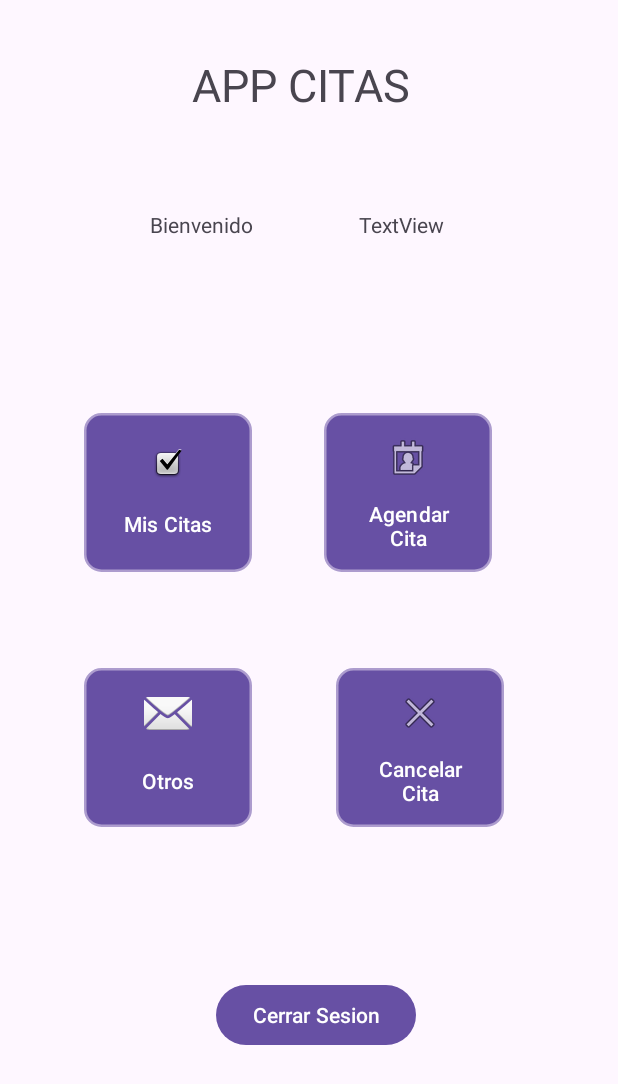
After one commit to juanmanuelst/app_clinica, an Android app: the layout activity_principal.xml on its own in the app's theme, with its tools: preview values and no code run, on a phone screen of 412 x 824 dp. The commit adds this screen. Shown: the top 1084 px of the screen. Run offline under Robolectric (Android 15) with nearby library versions, the phone set to English and light mode, and no system bars.

```diff
--- a/app/src/main/AndroidManifest.xml
+++ b/app/src/main/AndroidManifest.xml
@@ -2,7 +2,7 @@
 <manifest xmlns:android="http://schemas.android.com/apk/res/android"
     xmlns:tools="http://schemas.android.com/tools">
 
-    <uses-permission android:name="android.permission.INTERNET"/>
+    <uses-permission android:name="android.permission.INTERNET" />
 
     <application
         android:allowBackup="true"
@@ -15,6 +15,9 @@
         android:theme="@style/Theme.App_citaclinica"
         android:usesCleartextTraffic="true"
         tools:targetApi="31">
+        <activity
+            android:name=".PrincipalActivity"
+            android:exported="false" />
         <activity
             android:name=".RegistroActivity"
             android:exported="false" />
--- a/app/src/main/java/com/upn/app_citaclinica/WebService.kt
+++ b/app/src/main/java/com/upn/app_citaclinica/WebService.kt
@@ -7,6 +7,7 @@ import retrofit2.converter.gson.GsonConverterFactory
 import retrofit2.http.Body
 import retrofit2.http.GET
 import retrofit2.http.POST
+import retrofit2.http.Path
 
 object AppConstantes {
     const val BASE_URL = "http://192.168.56.1:3000"
@@ -18,6 +19,10 @@ interface WebService {
 
     @POST("/usuario/agregar")
     suspend fun agregarUsuario(@Body usuario: Usuario):Response<String>
+
+    @GET("/usuario/{correo}")
+    suspend fun buscarUsuarioxCorreo(@Path("correo")correo:String):Response<Usuario>
+
 }
 
 object RetrofitCliente {
--- /dev/null
+++ b/app/src/main/res/drawable/boton.xml
@@ -0,0 +1,8 @@
+<?xml version="1.0" encoding="utf-8"?>
+<shape xmlns:android="http://schemas.android.com/apk/res/android">
+    <stroke android:color="#8AC8081F"
+        android:width="3dp">
+    </stroke>
+    <solid android:color="@color/white"></solid>
+    <corners android:radius="10dp"></corners>
+</shape>
--- /dev/null
+++ b/app/src/main/res/drawable/icono1.xml
@@ -0,0 +1,5 @@
+<vector xmlns:android="http://schemas.android.com/apk/res/android" android:height="48dp" android:tint="#D21455" android:viewportHeight="24" android:viewportWidth="24" android:width="48dp">
+
+    <path android:fillColor="@android:color/white" android:pathData="M22,11h-4.17l3.24,-3.24 -1.41,-1.42L15,11h-2V9l4.66,-4.66 -1.42,-1.41L13,6.17V2h-2v4.17L7.76,2.93 6.34,4.34 11,9v2H9L4.34,6.34 2.93,7.76 6.17,11H2v2h4.17l-3.24,3.24 1.41,1.42L9,13h2v2l-4.66,4.66 1.42,1.41L11,17.83V22h2v-4.17l3.24,3.24 1.42,-1.41L13,15v-2h2l4.66,4.66 1.41,-1.42L17.83,13H22v-2z"/>
+
+</vector>
--- /dev/null
+++ b/app/src/main/res/layout/activity_principal.xml
@@ -0,0 +1,104 @@
+<?xml version="1.0" encoding="utf-8"?>
+<androidx.constraintlayout.widget.ConstraintLayout xmlns:android="http://schemas.android.com/apk/res/android"
+    xmlns:app="http://schemas.android.com/apk/res-auto"
+    xmlns:tools="http://schemas.android.com/tools"
+    android:id="@+id/main"
+    android:layout_width="match_parent"
+    android:layout_height="match_parent"
+    tools:context=".PrincipalActivity">
+
+
+    <TextView
+        android:id="@+id/textView5"
+        android:layout_width="wrap_content"
+        android:layout_height="wrap_content"
+        android:layout_marginStart="100dp"
+        android:layout_marginTop="140dp"
+        android:text="Bienvenido"
+        app:layout_constraintStart_toStartOf="parent"
+        app:layout_constraintTop_toTopOf="parent" />
+
+    <TextView
+        android:id="@+id/txtUsuario"
+        android:layout_width="wrap_content"
+        android:layout_height="wrap_content"
+        android:layout_marginTop="140dp"
+        android:layout_marginEnd="116dp"
+        android:text="TextView"
+        app:layout_constraintEnd_toEndOf="parent"
+        app:layout_constraintTop_toTopOf="parent" />
+
+    <Button
+        android:id="@+id/button2"
+        android:layout_width="112dp"
+        android:layout_height="106dp"
+        android:layout_marginStart="216dp"
+        android:layout_marginTop="116dp"
+        android:background="@drawable/boton"
+        android:drawableTop="@android:drawable/ic_menu_my_calendar"
+        android:paddingTop="10dp"
+        android:text="Agendar Cita"
+        app:layout_constraintStart_toStartOf="parent"
+        app:layout_constraintTop_toBottomOf="@+id/txtUsuario"></Button>
+
+    <Button
+        android:id="@+id/button4"
+        android:layout_width="112dp"
+        android:layout_height="106dp"
+        android:layout_marginStart="56dp"
+        android:layout_marginTop="64dp"
+        android:background="@drawable/boton"
+        android:drawableTop="@android:drawable/ic_dialog_email"
+        android:paddingTop="10dp"
+        android:text="Otros"
+        app:layout_constraintStart_toStartOf="parent"
+        app:layout_constraintTop_toBottomOf="@+id/button"></Button>
+
+    <Button
+        android:id="@+id/button"
+        android:layout_width="112dp"
+        android:layout_height="106dp"
+        android:layout_marginStart="56dp"
+        android:layout_marginTop="116dp"
+        android:background="@drawable/boton"
+        android:drawableTop="@android:drawable/checkbox_on_background"
+        android:paddingTop="20dp"
+        android:text="Mis Citas"
+        app:layout_constraintStart_toStartOf="parent"
+        app:layout_constraintTop_toBottomOf="@+id/textView5"></Button>
+
+    <Button
+        android:layout_width="112dp"
+        android:layout_height="106dp"
+        android:layout_marginStart="224dp"
+        android:layout_marginTop="64dp"
+        android:background="@drawable/boton"
+        android:drawableTop="@android:drawable/ic_menu_close_clear_cancel"
+        android:paddingTop="10dp"
+        android:text="Cancelar Cita"
+        app:layout_constraintStart_toStartOf="parent"
+        app:layout_constraintTop_toBottomOf="@+id/button2"></Button>
+
+    <TextView
+        android:id="@+id/textView7"
+        android:layout_width="152dp"
+        android:layout_height="43dp"
+        android:layout_marginStart="128dp"
+        android:layout_marginTop="36dp"
+        android:text="APP CITAS"
+        android:textSize="30dp"
+        app:layout_constraintStart_toStartOf="parent"
+        app:layout_constraintTop_toTopOf="parent" />
+
+    <Button
+        android:id="@+id/btnCerrarSesion"
+        android:layout_width="wrap_content"
+        android:layout_height="wrap_content"
+        android:layout_marginStart="144dp"
+        android:text="Cerrar Sesion"
+        app:layout_constraintBottom_toBottomOf="parent"
+        app:layout_constraintStart_toStartOf="parent"
+        app:layout_constraintTop_toBottomOf="@+id/button4"
+        app:layout_constraintVertical_bias="0.45" />
+
+</androidx.constraintlayout.widget.ConstraintLayout>
```
Also changed, not shown: app/src/main/java/com/upn/app_citaclinica/MainActivity.kt (+48 -0 lines), app/src/main/java/com/upn/app_citaclinica/PrincipalActivity.kt (added, +38 -0 lines), app/src/main/java/com/upn/app_citaclinica/Usuario.kt (+6 -6 lines), app/src/main/res/layout/activity_main.xml (+4 -4 lines), 3 other files.
